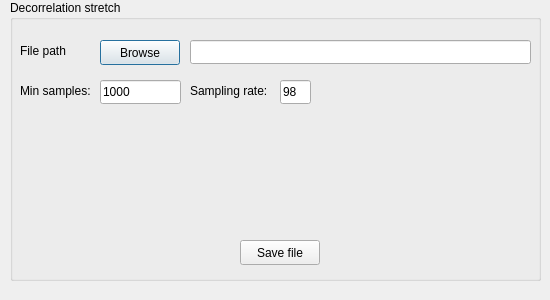
Above: relight/dstretchdialog.ui from cnr-isti-vclab/relight before the change. Below: the same form after it.
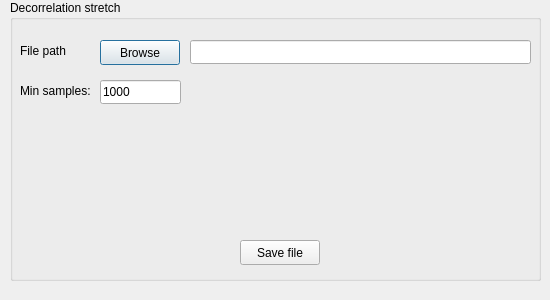
That is the form after the change.

Diff of the .ui file:
```diff
--- a/relight/dstretchdialog.ui
+++ b/relight/dstretchdialog.ui
@@ -103,35 +103,6 @@
      <string>Min samples:</string>
     </property>
    </widget>
-   <widget class="QLabel" name="label_3">
-    <property name="geometry">
-     <rect>
-      <x>180</x>
-      <y>80</y>
-      <width>91</width>
-      <height>21</height>
-     </rect>
-    </property>
-    <property name="text">
-     <string>Sampling rate:</string>
-    </property>
-   </widget>
-   <widget class="QLineEdit" name="lineEdit_2">
-    <property name="geometry">
-     <rect>
-      <x>270</x>
-      <y>80</y>
-      <width>31</width>
-      <height>24</height>
-     </rect>
-    </property>
-    <property name="layoutDirection">
-     <enum>Qt::RightToLeft</enum>
-    </property>
-    <property name="text">
-     <string>98</string>
-    </property>
-   </widget>
   </widget>
  </widget>
  <resources/>
```
Left out of the diff: 2 changed lines with no effect on the pictures.
